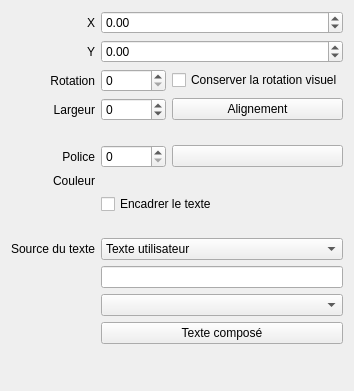
The window that sources/editor/ui/dynamictextfieldeditor.ui (qelectrotech/qelectrotech-source-mirror) describes before a commit, drawn with Qt 5.
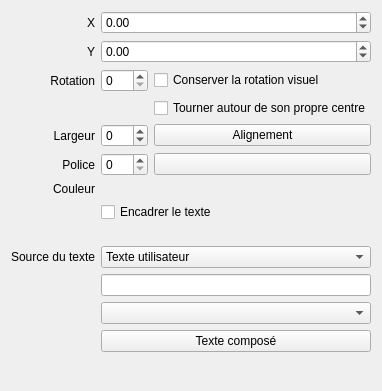
The same window after the commit.

Commit message:
Feature added: Rotation point center property for dynamic text fields
Now a new checkbox in the dynamictextfieldeditor is available (by default set to false for legacy) to make it possible to turn dynamic text fields around its own center.
This resolves an undesirable behaviour that occurs when the text alignment is retained

Including translation to english and german

What changed in the file:
```diff
--- a/sources/editor/ui/dynamictextfieldeditor.ui
+++ b/sources/editor/ui/dynamictextfieldeditor.ui
@@ -37,7 +37,7 @@
      </property>
     </spacer>
    </item>
-   <item row="3" column="0">
+   <item row="4" column="0">
     <widget class="QLabel" name="label_2">
      <property name="text">
       <string>Largeur</string>
@@ -73,6 +73,13 @@
      </property>
     </widget>
    </item>
+   <item row="3" column="2">
+    <widget class="QCheckBox" name="m_rotation_point_center_cb">
+     <property name="text">
+      <string>Tourner autour de son propre centre</string>
+     </property>
+    </widget>
+   </item>
    <item row="11" column="1" colspan="2">
     <widget class="QComboBox" name="m_elmt_info_cb"/>
    </item>
@@ -92,7 +99,7 @@
      </property>
     </spacer>
    </item>
-   <item row="3" column="1">
+   <item row="4" column="1">
     <widget class="QSpinBox" name="m_width_sb">
      <property name="minimum">
       <number>-1</number>
@@ -149,7 +156,7 @@
      </property>
     </widget>
    </item>
-   <item row="3" column="2">
+   <item row="4" column="2">
     <widget class="QPushButton" name="m_alignment_pb">
      <property name="text">
       <string>Alignement</string>
```
Left out of the diff: 1 changed line with no effect on the pictures. The commit also changes 6 other files.
